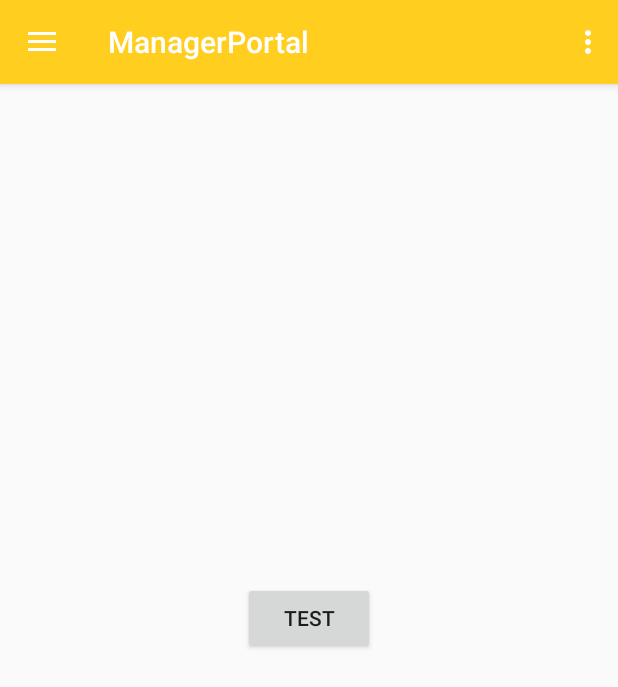
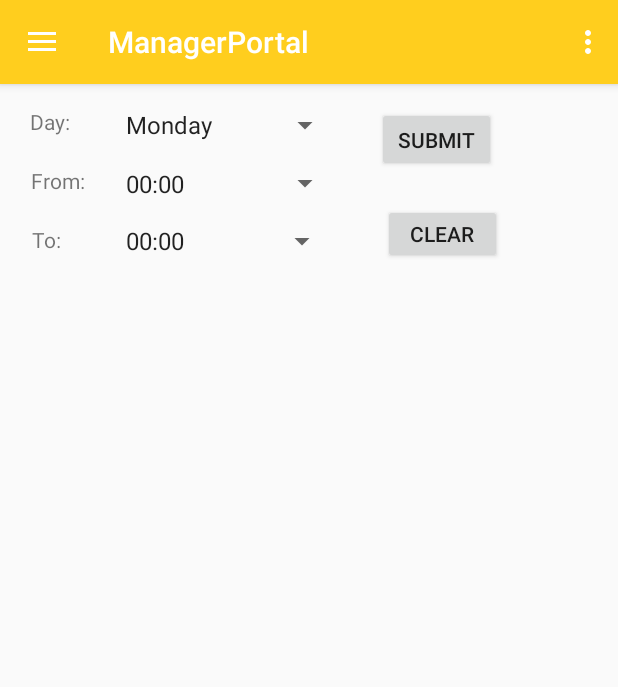
Before and after one commit to agupta1897/ShiftShare, an Android app: the ManagerPortal screen opened directly, with no data from a screen before it, on a phone screen of 412 x 824 dp. Shown: the top 687 px of the screen. Run offline under Robolectric (Android 15) with nearby library versions, the phone set to English and light mode, and no system bars; our stand-ins replace Firebase (no records; nobody signed in at launch, a user with empty details on screens opened directly).

Commit message:
Added UI for Search Input - Fixed Constraints
NOte For Carter - When creating XML files, try nameing your xml objects more carefully.
For Example - TextView1 can be named TextViewDay.
Improves code readability and maintainance!

```diff
--- a/ShiftShare/app/src/main/java/com/example/firebasesetup/ManagerPortal.java
+++ b/ShiftShare/app/src/main/java/com/example/firebasesetup/ManagerPortal.java
@@ -15,6 +15,9 @@ import android.support.v7.app.AppCompatActivity;
 import android.support.v7.widget.Toolbar;
 import android.view.Menu;
 import android.view.MenuItem;
+import android.widget.AdapterView;
+import android.widget.ArrayAdapter;
+import android.widget.Spinner;
 import android.widget.Toast;
 
 import com.google.firebase.database.DataSnapshot;
@@ -28,12 +31,11 @@ import java.util.List;
 
 
 public class ManagerPortal extends AppCompatActivity
-        implements NavigationView.OnNavigationItemSelectedListener {
+        implements NavigationView.OnNavigationItemSelectedListener,  AdapterView.OnItemSelectedListener {
 
-   RecyclerView recyclerView;
+    RecyclerView recyclerView;
     EmployeeAdapter adapter;
     List<Employee> employeeList;
-
     DatabaseReference dbEmployee ;
 
 
@@ -53,22 +55,83 @@ public class ManagerPortal extends AppCompatActivity
         NavigationView navigationView = (NavigationView) findViewById(R.id.nav_view);
         navigationView.setNavigationItemSelectedListener(this);
 
-
+        setUpSpinners();
         employeeList = new ArrayList<>();
         recyclerView =  findViewById(R.id.recyclerView);
         recyclerView.setHasFixedSize(true);
         recyclerView.setLayoutManager(new LinearLayoutManager(this));
 
-
             adapter = new EmployeeAdapter(this, employeeList);
             recyclerView.setAdapter( adapter);
+            dbEmployee = FirebaseDatabase.getInstance().getReference("Employees");
+            dbEmployee.addListenerForSingleValueEvent(valueEventListener);
 
-            dbEmployee = FirebaseDatabase.getInstance().getReference("Employees");
-
-            dbEmployee.addListenerForSingleValueEvent(valueEventListener);
 
     }
 
+
+    public void setUpSpinners()
+    {
+        // Spinner element
+        final Spinner spinnerDay = (Spinner) findViewById(R.id.spinnerDay);
+        final Spinner spinnerTo = (Spinner) findViewById(R.id.spinnerTo);
+        final Spinner spinnerFrom = (Spinner) findViewById(R.id.spinnerFrom);
+
+        // Spinner click listener
+        spinnerDay.setOnItemSelectedListener(this);
+        spinnerTo.setOnItemSelectedListener(this);
+        spinnerFrom.setOnItemSelectedListener(this);
+
+
+        // Spinner Drop down elements
+        List<String> Days = new ArrayList<String>();
+        Days.add("Monday");
+        Days.add("Tuesday");
+        Days.add("Wednesday");
+        Days.add("Thursday");
+        Days.add("Friday");
+        Days.add("Saturday");
+        Days.add("Sunday");
+
+        List<String> Hours = new ArrayList<String>();
+        Hours.add("00:00"); Hours.add("00:30");
+        Hours.add("01:00"); Hours.add("01:30");
+        Hours.add("02:00"); Hours.add("02:30");
+        Hours.add("03:00"); Hours.add("03:30");
+        Hours.add("04:00"); Hours.add("04:30");
+        Hours.add("05:00"); Hours.add("05:30");
+        Hours.add("06:00"); Hours.add("06:30");
+        Hours.add("07:00"); Hours.add("07:30");
+        Hours.add("08:00"); Hours.add("08:30");
+        Hours.add("09:00"); Hours.add("09:30");
+        Hours.add("10:00"); Hours.add("10:30");
+        Hours.add("11:00"); Hours.add("11:30");
+        Hours.add("12:00"); Hours.add("12:30");
+        Hours.add("13:00"); Hours.add("13:30");
+        Hours.add("14:00"); Hours.add("14:30");
+        Hours.add("15:00"); Hours.add("15:30");
+        Hours.add("16:00"); Hours.add("16:30");
+        Hours.add("17:00"); Hours.add("17:30");
+        Hours.add("18:00"); Hours.add("18:30");
+        Hours.add("19:00"); Hours.add("19:30");
+        Hours.add("20:00"); Hours.add("20:30");
+        Hours.add("21:00"); Hours.add("21:30");
+        Hours.add("22:00"); Hours.add("22:30");
+        Hours.add("23:00"); Hours.add("23:30");
+
+        // Creating adapter for spinner
+        ArrayAdapter<String> dataAdapterDays = new ArrayAdapter<String>(this, android.R.layout.simple_spinner_item, Days);
+        ArrayAdapter<String> dataAdapterHours = new ArrayAdapter<String>(this, android.R.layout.simple_spinner_item, Hours);
+
+        // Drop down layout style - list view with radio button
+        dataAdapterDays.setDropDownViewResource(android.R.layout.simple_spinner_dropdown_item);
+        dataAdapterHours.setDropDownViewResource(android.R.layout.simple_spinner_dropdown_item);
+
+        // attaching data adapter to spinner
+        spinnerDay.setAdapter(dataAdapterDays);
+        spinnerTo.setAdapter(dataAdapterHours);
+        spinnerFrom.setAdapter(dataAdapterHours);
+    }
 
     ValueEventListener valueEventListener = new ValueEventListener() {
         @Override
@@ -138,6 +201,17 @@ public class ManagerPortal extends AppCompatActivity
 
 
     @Override
+    public void onItemSelected(AdapterView<?> parent, View view, int position, long id) {
+        // On selecting a spinner item
+        String item = parent.getItemAtPosition(position).toString();
+
+    }
+    public void onNothingSelected(AdapterView<?> arg0) {
+        // TODO Auto-generated method stub
+    }
+
+
+    @Override
     public boolean onNavigationItemSelected(MenuItem item) {
         // Handle navigation view item clicks here.
         int id = item.getItemId();
--- a/ShiftShare/app/src/main/res/layout/app_bar_manager_portal.xml
+++ b/ShiftShare/app/src/main/res/layout/app_bar_manager_portal.xml
@@ -15,20 +15,21 @@
         tools:layout_editor_absoluteX="291dp"
         tools:layout_editor_absoluteY="290dp" />
 
-    <Button
-        android:id="@+id/button"
-        android:layout_width="wrap_content"
-        android:layout_height="wrap_content"
-        android:layout_marginStart="8dp"
-        android:layout_marginTop="8dp"
-        android:layout_marginEnd="8dp"
-        android:layout_marginBottom="8dp"
-        android:text="Test"
-        app:layout_constraintBottom_toBottomOf="parent"
-        app:layout_constraintEnd_toEndOf="parent"
-        app:layout_constraintStart_toStartOf="parent"
-        app:layout_constraintTop_toTopOf="parent"
-        tools:text="Test" />
+    <!--<Button-->
+    <!--android:id="@+id/button"-->
+    <!--android:layout_width="wrap_content"-->
+    <!--android:layout_height="wrap_content"-->
+    <!--android:layout_marginStart="8dp"-->
+    <!--android:layout_marginTop="8dp"-->
+    <!--android:layout_marginEnd="8dp"-->
+    <!--android:layout_marginBottom="8dp"-->
+    <!--android:text="Test"-->
+    <!--app:layout_constraintBottom_toBottomOf="parent"-->
+    <!--app:layout_constraintEnd_toEndOf="parent"-->
+    <!--app:layout_constraintStart_toStartOf="parent"-->
+    <!--app:layout_constraintTop_toTopOf="parent"-->
+    <!--tools:text="Test" />-->
+
 
     <android.support.design.widget.AppBarLayout
         android:id="@+id/appBarLayout"
@@ -47,11 +48,116 @@
     </android.support.design.widget.AppBarLayout>
 
 
+
+
+
+
+    <Spinner
+        android:id="@+id/spinnerFrom"
+        android:layout_width="151dp"
+        android:layout_height="21dp"
+        android:layout_marginStart="76dp"
+        android:layout_marginTop="16dp"
+        app:layout_constraintStart_toStartOf="parent"
+        app:layout_constraintTop_toBottomOf="@+id/spinnerDay" />
+
+    <Spinner
+        android:id="@+id/spinnerTo"
+        android:layout_width="149dp"
+        android:layout_height="23dp"
+        android:layout_marginStart="76dp"
+        android:layout_marginTop="16dp"
+        app:layout_constraintStart_toStartOf="parent"
+        app:layout_constraintTop_toBottomOf="@+id/spinnerFrom" />
+
+
+    <Spinner
+        android:id="@+id/spinnerDay"
+        android:layout_width="151dp"
+        android:layout_height="24dp"
+        android:layout_marginStart="76dp"
+        android:layout_marginTop="15dp"
+        app:layout_constraintStart_toStartOf="parent"
+        app:layout_constraintTop_toBottomOf="@+id/appBarLayout" />
+
+
+    <TextView
+        android:id="@+id/textViewTo"
+        android:layout_width="20dp"
+        android:layout_height="0dp"
+        android:layout_marginStart="8dp"
+        android:layout_marginTop="20dp"
+        android:layout_marginEnd="8dp"
+        android:text="To:"
+        app:layout_constraintEnd_toStartOf="@+id/spinnerTo"
+        app:layout_constraintHorizontal_bias="0.325"
+        app:layout_constraintStart_toStartOf="parent"
+        app:layout_constraintTop_toBottomOf="@+id/textViewFrom" />
+
+
+    <TextView
+        android:id="@+id/textViewDay"
+        android:layout_width="wrap_content"
+        android:layout_height="wrap_content"
+        android:layout_marginStart="8dp"
+        android:layout_marginTop="15dp"
+        android:layout_marginEnd="8dp"
+        android:text="Day:"
+        app:layout_constraintEnd_toStartOf="@+id/spinnerDay"
+        app:layout_constraintHorizontal_bias="0.363"
+        app:layout_constraintStart_toStartOf="parent"
+        app:layout_constraintTop_toBottomOf="@+id/appBarLayout" />
+
+    <TextView
+        android:id="@+id/textViewFrom"
+        android:layout_width="wrap_content"
+        android:layout_height="wrap_content"
+        android:layout_marginStart="8dp"
+        android:layout_marginTop="20dp"
+        android:layout_marginEnd="8dp"
+        android:text="From:"
+        app:layout_constraintEnd_toStartOf="@+id/spinnerFrom"
+        app:layout_constraintHorizontal_bias="0.541"
+        app:layout_constraintStart_toStartOf="parent"
+        app:layout_constraintTop_toBottomOf="@+id/textViewDay" />
+
+    <Button
+        android:id="@+id/btn_clear"
+        android:layout_width="79dp"
+        android:layout_height="40dp"
+        android:layout_marginStart="8dp"
+        android:layout_marginTop="3dp"
+        android:layout_marginEnd="56dp"
+        android:layout_marginBottom="8dp"
+        android:text="Clear"
+        app:layout_constraintBottom_toTopOf="@+id/recyclerView"
+        app:layout_constraintEnd_toEndOf="parent"
+        app:layout_constraintStart_toEndOf="@+id/spinnerTo"
+        app:layout_constraintTop_toBottomOf="@+id/btn_submit"
+        app:layout_constraintVertical_bias="0.75" />
+
+    <Button
+        android:id="@+id/btn_submit"
+        android:layout_width="79dp"
+        android:layout_height="43dp"
+        android:layout_marginStart="8dp"
+        android:layout_marginTop="15dp"
+        android:layout_marginEnd="56dp"
+        android:text="Submit"
+        app:layout_constraintEnd_toEndOf="parent"
+        app:layout_constraintHorizontal_bias="0.39"
+        app:layout_constraintStart_toEndOf="@+id/spinnerDay"
+        app:layout_constraintTop_toBottomOf="@+id/appBarLayout" />
+
+
     <android.support.v7.widget.RecyclerView
         android:id="@+id/recyclerView"
         android:layout_width="match_parent"
-        android:layout_height="match_parent"
-        android:layout_below="@id/appBarLayout" />
+        android:layout_height="549dp"
+        android:layout_below="@id/appBarLayout"
+        android:layout_marginTop="190dp"
+        app:layout_constraintTop_toTopOf="parent"
+        tools:layout_editor_absoluteX="0dp" />
 
 
 </android.support.constraint.ConstraintLayout>
```
